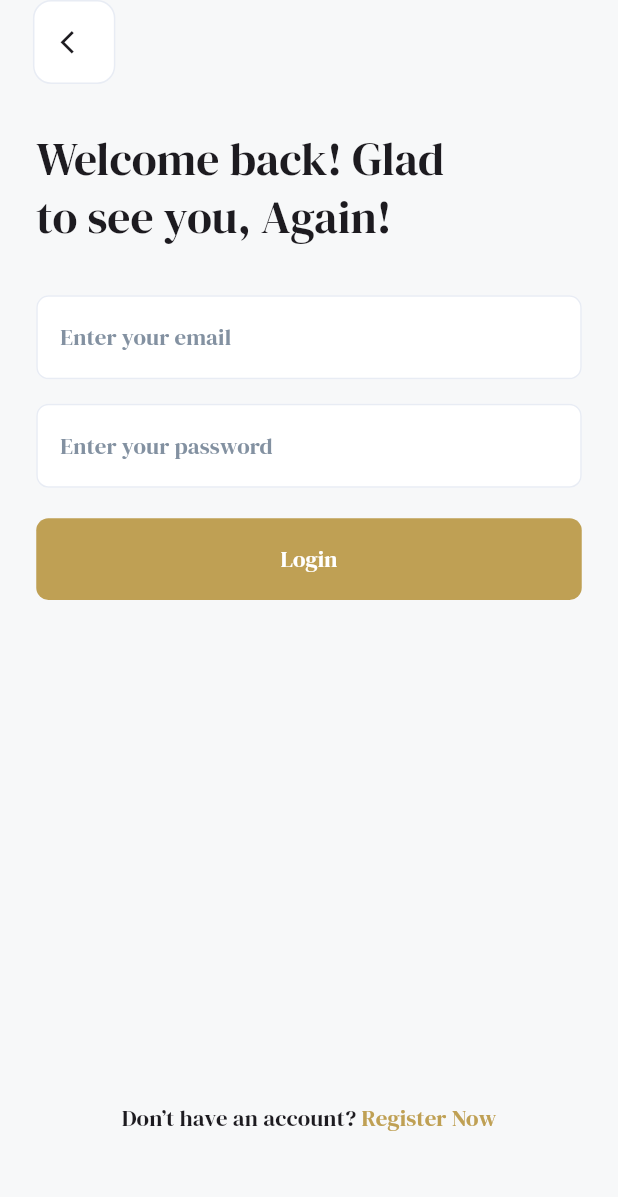
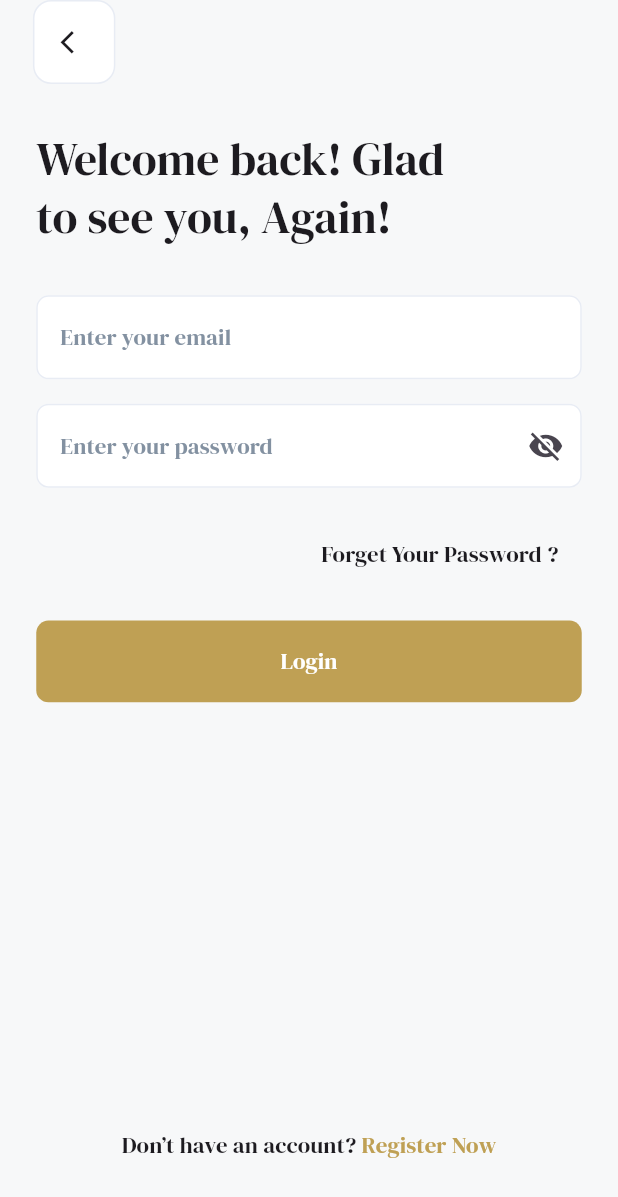
Before and after one commit to heba-rostom/bookia_app, a Flutter app: the screen it shows after launch, after a tap on "Login", on a phone screen of 412 x 824 dp. Shown: the top 1197 px of the screen. Run offline on Flutter 3.47's test engine with Material 3 defaults, Android fonts, the phone set to English and light mode, and no system bars; our stand-ins replace bloc, dio, easy_localization, flutter_bloc, flutter_native_splash, flutter_screenutil and 2 more; network calls fail.

Commit message:
routes to navigate,extentions,obsecure,login_repo and save token

```diff
--- a/assets/translations/ar.json
+++ b/assets/translations/ar.json
@@ -3,7 +3,7 @@
 
 "Welcome text":" احجز طلبك الأن !",
 "Dark Mode" : "الوضع الداكن",
-"Eglish Language":"اللغه الإنجليزيه",
+"Egnlish Language":"اللغه الإنجليزيه",
 "Login":"تسجيل الدخول",
 "Register":"إنشاء حساب",
 "Login Text 1":"أهلاً بعودتك! سعيدٌ بذلك",
@@ -18,7 +18,8 @@
 "Username":"اسم المستخدم",
 "Email":"إيميل",
 "Password":"الرقم السري",
-"Confirm password":"تأكيد كلمة المرور"
+"Confirm password":"تأكيد كلمة المرور",
+"Forget Password":"هل نسيت الرقم السري ؟ "
 
 
 
--- a/assets/translations/en.json
+++ b/assets/translations/en.json
@@ -3,7 +3,7 @@
 
 "Welcome text":" Order Your Book Now !",
 "Dark Mode" : "Dark Mode",
-"Eglish Language":"English Language",
+"Egnlish Language":"Egnlish Language",
 "Login":"Login",
 "Register":"Register",
 "Login Text 1":"Welcome back! Glad",
@@ -18,7 +18,8 @@
 "Username":"Username",
 "Email":"Email",
 "Password":"Password",
-"Confirm password":"Confirm password"
+"Confirm password":"Confirm password",
+"Forget Password":"Forget Your Password ? "
 
 
 }
--- a/lib/bookia_app.dart
+++ b/lib/bookia_app.dart
@@ -3,10 +3,12 @@ import 'package:flutter/material.dart';
 import 'package:flutter_bloc/flutter_bloc.dart';
 import 'package:project/core/cubit/cubit/theme_cubit.dart';
 import 'package:flutter_screenutil/flutter_screenutil.dart';
-import 'package:project/features/welcome/presentation/welcome_screen.dart';
+import 'package:project/core/routes/app_router.dart';
+import 'package:project/core/routes/routes.dart';
 
 class BookiaApp extends StatelessWidget {
-  const BookiaApp({super.key});
+  final String ?token;
+  const BookiaApp({super.key, required this.token});
   @override
   Widget build(BuildContext context) {
     return ScreenUtilInit(
@@ -24,7 +26,9 @@ class BookiaApp extends StatelessWidget {
                 locale: context.locale,
                 debugShowCheckedModeBanner: false,
                 theme:context.read<ThemeCubit>().appTheme,
-                home: WelcomeScreen(),
+                onGenerateRoute:AppRouter.onGenerateRoute,
+                initialRoute:token==null? Routes.welcomeScreen:Routes.homeScreen,
+
               );
             },
           ),
--- a/lib/core/custom_text_field.dart
+++ b/lib/core/custom_text_field.dart
@@ -2,17 +2,39 @@
 import 'package:easy_localization/easy_localization.dart';
 import 'package:flutter/material.dart';
 
-class CustomTextField extends StatelessWidget{
+class CustomTextField extends StatefulWidget{
   final String hintText ;
-  const CustomTextField({super.key,required this.hintText});
+  final TextInputType? keyboardType;
+  final bool isPassword;
+  final TextEditingController? controller;
+  const CustomTextField({super.key,required this.hintText,required this.keyboardType,this.isPassword=false,this.controller});
+
+  @override
+  State<CustomTextField> createState() => _CustomTextFieldState();
+}
+
+class _CustomTextFieldState extends State<CustomTextField> {
+  bool isObsecure =true;
   @override
   Widget build(BuildContext context) {
     return TextFormField(
+      controller:widget.controller,
+      keyboardType:widget.keyboardType ,
+      obscureText: widget.isPassword && isObsecure,
       onTapOutside: (v){
         FocusScope.of(context).unfocus();
       },
       decoration: InputDecoration(
-        hintText: hintText.tr(),
+        hintText: widget.hintText.tr(),
+        suffixIcon:widget.isPassword?InkWell(
+          onTap: (){
+            setState(() {
+              isObsecure=!isObsecure;
+            });
+          },
+          child:Icon(
+            isObsecure?
+            Icons.visibility_off:Icons.visibility)):null,
         hintStyle:Theme.of(context).textTheme.titleSmall?.copyWith(
           color: Color(0xff8391A1) ,
         ),
--- /dev/null
+++ b/lib/core/helper/extentions.dart
@@ -0,0 +1,36 @@
+
+import 'package:flutter/material.dart';
+import 'package:flutter_screenutil/flutter_screenutil.dart';
+
+
+extension Navigation on BuildContext{
+
+// ignore: strict_top_level_inference
+Future pushNamed(context, routes){
+return Navigator.pushNamed(this, routes);
+}
+void pop()=> Navigator.pop(this);
+
+
+Future<Object?> pushNamedAndRemoveUntil(String routes){
+return Navigator.pushNamedAndRemoveUntil(this,routes,(v)=>false);
+}
+}
+
+extension Paddingg on num {
+ EdgeInsets get padHorizontal{
+
+  return EdgeInsets.symmetric(horizontal:toDouble().w);
+}
+
+EdgeInsets get padVertical{
+
+  return EdgeInsets.symmetric(vertical:toDouble().h);
+}
+
+EdgeInsets get padAll{
+
+  return EdgeInsets.all(toDouble().r);
+}
+
+}
--- /dev/null
+++ b/lib/core/routes/app_router.dart
@@ -0,0 +1,53 @@
+
+import'package:flutter/material.dart';
+import 'package:flutter_bloc/flutter_bloc.dart';
+import 'package:project/core/routes/routes.dart';
+import 'package:project/features/home_screen/presentation/ui/home_screen.dart';
+import 'package:project/features/login_screen/presentation/cubit/cubit/login_cubit.dart';
+import 'package:project/features/login_screen/presentation/ui/login_screen.dart';
+import 'package:project/features/register_screen/presentation/ui/register_screen.dart';
+import 'package:project/features/welcome/presentation/welcome_screen.dart';
+
+class AppRouter {
+
+ static Route? onGenerateRoute (RouteSettings setting){
+
+  switch(setting.name){
+          case Routes.loginScreen:
+         return MaterialPageRoute(
+    builder: (context) => BlocProvider(
+    create: (context) => LoginCubit(),
+    child: const LoginScreen(),
+  ),
+);
+          case Routes.registerScreen:
+          return MaterialPageRoute(builder:(context)=>RegisterScreen());
+          case Routes.welcomeScreen:
+          return MaterialPageRoute(builder:(context)=>WelcomeScreen());
+          case Routes.homeScreen:
+          return MaterialPageRoute(builder:(context)=>HomeScreen());
+
+
+
+
+
+
+
+          default:
+          return MaterialPageRoute(builder:(context)=>Scaffold(
+            body: Column(
+              mainAxisAlignment: MainAxisAlignment.center,
+              children: [
+                Center(child: Text("404 Not Found",style:Theme.of(context).textTheme.titleMedium)),
+              ],
+            ),
+          ));
+ }
+}
+
+
+
+
+
+
+}
--- /dev/null
+++ b/lib/core/routes/routes.dart
@@ -0,0 +1,15 @@
+
+
+class Routes {
+
+static  const String loginScreen ="loginScreen";
+
+static  const String registerScreen ="registerScreen";
+
+static  const String welcomeScreen ="welcomeScreen";
+
+
+static  const String homeScreen ="homeScreen";
+
+
+}
--- a/lib/features/login/presentation/ui/login_screen.dart
+++ /dev/null
@@ -1,54 +0,0 @@
-import 'package:easy_localization/easy_localization.dart';
-import 'package:flutter/material.dart';
-import 'package:flutter_screenutil/flutter_screenutil.dart';
-import 'package:project/core/custom_text_field.dart';
-import 'package:project/core/theme/app_colors.dart';
-import 'package:project/core/widgets/app_button.dart';
-import 'package:project/core/widgets/custom_back_button.dart';
-import 'package:project/features/register_screen/presentation/ui/register_screen.dart';
-
-class LoginScreen extends StatelessWidget{
-  const LoginScreen({super.key});
-  @override
-  Widget build(BuildContext context) {
-   return Scaffold(
-    appBar: AppBar(
-      leading: CustomBackButton(),
-      leadingWidth: 70.w,
-    ),
-    body: Padding(
-      padding:EdgeInsets.symmetric(horizontal: 22.w),
-      child: Column(
-        crossAxisAlignment:CrossAxisAlignment.start,
-        children: [
-          SizedBox(height:30.h),
-          Text("Login Text 1".tr(),style:Theme.of(context).textTheme.titleLarge),
-          Text("Login Text 2".tr(),style:Theme.of(context).textTheme.titleLarge),
-          SizedBox(height:32.h),
-          CustomTextField(hintText: "Enter your email".tr()),
-          SizedBox(height:16.h),
-          CustomTextField(hintText: "Enter your password".tr()),
-          SizedBox(height:20.h),
-          AppButton(text: "Login".tr(),
-          onTap: (){
-            Navigator.push(context, MaterialPageRoute(builder: (context)=>RegisterScreen()));
-          }),
-          SizedBox(height:330.h),
-          Center(
-            child: RichText(text:TextSpan(
-            style:Theme.of(context).textTheme.titleSmall,
-            children: [
-            TextSpan(text: "Login Text 3".tr()),
-            TextSpan(text: "Login Text 4".tr(),style:Theme.of(context).textTheme.titleSmall?.copyWith(
-              color: AppColors.mainColor,
-            )),
-            ]
-            )
-            ),
-          )
-        ],
-      ),
-    ),
-   );
-  }
-}
--- /dev/null
+++ b/lib/features/login_screen/presentation/cubit/cubit/login_cubit.dart
@@ -0,0 +1,23 @@
+import 'package:bloc/bloc.dart';
+import 'package:meta/meta.dart';
+import 'package:project/features/login_screen/data/repo/login_repo.dart';
+
+part 'login_state.dart';
+
+class LoginCubit extends Cubit<LoginState> {
+  LoginCubit() : super(LoginInitial());
+
+  void login({required String email,required String password})async{
+    emit(LoginLoding());
+    // ignore: unused_local_variable
+    final response= await LoginRepo.login(email: email, password: password);
+
+if(response){
+  emit(LoginSuccess());
+}else{
+  emit(LoginError());
+}
+
+}
+
+}
--- /dev/null
+++ b/lib/features/login_screen/presentation/cubit/cubit/login_state.dart
@@ -0,0 +1,12 @@
+part of 'login_cubit.dart';
+
+@immutable
+sealed class LoginState {}
+
+final class LoginInitial extends LoginState {}
+
+final class LoginLoding extends LoginState {}
+
+final class LoginError extends LoginState {}
+
+final class LoginSuccess extends LoginState {}
--- /dev/null
+++ b/lib/features/login_screen/presentation/ui/login_screen.dart
@@ -0,0 +1,113 @@
+import 'package:easy_localization/easy_localization.dart';
+import 'package:flutter/material.dart';
+import 'package:flutter_bloc/flutter_bloc.dart';
+import 'package:flutter_screenutil/flutter_screenutil.dart';
+import 'package:project/core/custom_text_field.dart';
+import 'package:project/core/helper/app_dialog.dart';
+import 'package:project/core/helper/extentions.dart';
+import 'package:project/core/routes/routes.dart';
+import 'package:project/core/theme/app_colors.dart';
+import 'package:project/core/widgets/app_button.dart';
+import 'package:project/core/widgets/custom_back_button.dart';
+import 'package:project/features/login_screen/presentation/cubit/cubit/login_cubit.dart';
+
+class LoginScreen extends StatefulWidget {
+  const LoginScreen({super.key});
+
+  @override
+  State<LoginScreen> createState() => _LoginScreenState();
+}
+
+class _LoginScreenState extends State<LoginScreen> {
+  var emailController =TextEditingController();
+  var passwordController =TextEditingController();
+
+  @override void dispose() {
+   emailController.dispose();
+   passwordController.dispose();
+    super.dispose();
+  }
+  @override
+  Widget build(BuildContext context) {
+    return Scaffold(
+      appBar: AppBar(leading: CustomBackButton(), leadingWidth: 70.w),
+      body: BlocListener<LoginCubit,LoginState>(
+        listener: (context, state) {
+         if(state is LoginLoding){
+          AppDialog.lodingDialog(context);
+         }else if(state is LoginSuccess){
+          context.pushNamedAndRemoveUntil(Routes.homeScreen);
+         }else{
+          context.pop();
+          AppDialog.errorDialog(context);
+         }
+        },
+        child: Padding(
+          padding: 22.padHorizontal,
+          child: SingleChildScrollView(
+            child: Column(
+              crossAxisAlignment: CrossAxisAlignment.start,
+              children: [
+                30.verticalSpace,
+                Text(
+                  "Login Text 1".tr(),
+                  style: Theme.of(context).textTheme.titleLarge,
+                ),
+                Text(
+                  "Login Text 2".tr(),
+                  style: Theme.of(context).textTheme.titleLarge,
+                ),
+                32.verticalSpace,
+                CustomTextField(
+                  controller:emailController ,
+                  hintText: "Enter your email".tr(),
+                  keyboardType: TextInputType.emailAddress,
+                ),
+                16.verticalSpace,
+                CustomTextField(
+                  controller:passwordController ,
+                  hintText: "Enter your password".tr(),
+                  keyboardType: TextInputType.visiblePassword,
+                  isPassword: true,
+                ),
+                20.verticalSpace,
+                Align(
+                  alignment: AlignmentGeometry.bottomEnd,
+                  child: TextButton(
+                    onPressed: () {},
+                    child: Text(
+                      "Forget Password".tr(),
+                      style: Theme.of(context).textTheme.titleSmall,
+                    ),
+                  ),
+                ),
+                20.verticalSpace,
+                AppButton(text: "Login".tr(),
+                 onTap: () {
+                 context.read<LoginCubit>().login(email: emailController.text, password: passwordController.text);
+
+                 }),
+                280.verticalSpace,
+                Center(
+                  child: RichText(
+                    text: TextSpan(
+                      style: Theme.of(context).textTheme.titleSmall,
+                      children: [
+                        TextSpan(text: "Login Text 3".tr()),
+                        TextSpan(
+                          text: "Login Text 4".tr(),
+                          style: Theme.of(context).textTheme.titleSmall
+                              ?.copyWith(color: AppColors.mainColor),
+                        ),
+                      ],
+                    ),
+                  ),
+                ),
+              ],
+            ),
+          ),
+        ),
+      ),
+    );
+  }
+}
--- a/lib/features/welcome/presentation/welcome_screen.dart
+++ b/lib/features/welcome/presentation/welcome_screen.dart
@@ -2,9 +2,10 @@
 import 'package:easy_localization/easy_localization.dart';
 import'package:flutter/material.dart';
 import 'package:flutter_screenutil/flutter_screenutil.dart';
+import 'package:project/core/helper/extentions.dart';
+import 'package:project/core/routes/routes.dart';
 import 'package:project/core/theme/app_colors.dart';
 import 'package:project/core/widgets/app_button.dart';
-import 'package:project/features/login/presentation/ui/login_screen.dart';
 import 'package:project/features/welcome/presentation/widgets/welcome_setting.dart';
 import 'package:project/gen/assets.gen.dart';
 
@@ -17,24 +18,29 @@ class WelcomeScreen extends StatelessWidget{
         width: double.infinity,
         padding: EdgeInsets.all(16.r),
         decoration: BoxDecoration(
+
           image: DecorationImage(
             fit: BoxFit.cover,
             image:Assets.images.welcome2.image().image)
         ),
         child: Column(
           children: [
-            SizedBox(height:135.h),
+            135.verticalSpace,
             Assets.images.splashLogo.image(),
-            SizedBox(height:28.h),
+            28.verticalSpace,
             Text("Welcome text".tr(),style:Theme.of(context).textTheme.titleMedium),
-            SizedBox(height:28.h),
+            28.verticalSpace,
             WelcomeSetting(),
-            SizedBox(height:150.h),
+            150.verticalSpace,
                   AppButton(text: "Login".tr(),onTap: (){
-                    Navigator.push(context, MaterialPageRoute(builder:(context)=> LoginScreen()));
+                   context.pushNamed(context,Routes.loginScreen);
                   }),
-                  SizedBox(height:10.h),
-                  AppButton(text: "Register".tr(),backgroundColor:AppColors.backgroundLight)
+                  10.verticalSpace,
+                  AppButton(
+                    onTap: (){
+                      context.pushNamed(context,Routes.registerScreen);
+                    },
+                    text: "Register".tr(),backgroundColor:AppColors.backgroundLight)
           ],
         ),
       ),
--- a/lib/features/welcome/presentation/widgets/welcome_setting.dart
+++ b/lib/features/welcome/presentation/widgets/welcome_setting.dart
@@ -4,6 +4,7 @@ import'package:flutter/material.dart';
 import 'package:flutter_bloc/flutter_bloc.dart';
 import 'package:flutter_screenutil/flutter_screenutil.dart';
 import 'package:project/core/cubit/cubit/theme_cubit.dart';
+import 'package:project/core/helper/extentions.dart';
 import 'package:project/core/theme/app_theme.dart';
 
 class WelcomeSetting extends StatelessWidget{
@@ -11,7 +12,7 @@ class WelcomeSetting extends StatelessWidget{
   @override
   Widget build(BuildContext context) {
     return Container(
-              padding: EdgeInsets.all(16.r),
+              padding:16.padAll,
               decoration: BoxDecoration(
                 borderRadius: BorderRadius.circular(16 .r),
                 color: Colors.black.withValues(alpha:.3),
@@ -28,11 +29,11 @@ class WelcomeSetting extends StatelessWidget{
                       }),
                     ],
                   ),
-                  SizedBox(height:20.h),
+                  20.verticalSpace,
                   Row(
                     mainAxisAlignment:MainAxisAlignment.spaceBetween,
                     children: [
-                      Text("Eglish Language".tr(),style:Theme.of(context).textTheme.titleMedium),
+                      Text("Egnlish Language".tr(),style:Theme.of(context).textTheme.titleMedium),
                       Switch(value:context.locale.languageCode=='en',
                        onChanged:(v){
                         if(context.locale.languageCode=='ar'){
--- a/lib/main.dart
+++ b/lib/main.dart
@@ -2,9 +2,13 @@ import 'package:flutter/material.dart';
 import 'package:project/bookia_app.dart';
 import 'package:easy_localization/easy_localization.dart';
 import 'package:flutter_native_splash/flutter_native_splash.dart';
+import 'package:project/core/helper/app_constant.dart';
+import 'package:shared_preferences/shared_preferences.dart';
 void main()async{
   WidgetsFlutterBinding.ensureInitialized();
   await EasyLocalization.ensureInitialized();
+  final SharedPreferences prefs = await SharedPreferences.getInstance();
+  final String ?token = prefs.getString(AppConstant.userTokenKey);
   WidgetsBinding widgetsBinding = WidgetsFlutterBinding.ensureInitialized();
   FlutterNativeSplash.preserve(widgetsBinding: widgetsBinding);
   runApp(
@@ -12,7 +16,9 @@ void main()async{
       supportedLocales: [Locale('en'), Locale('ar')],
       path: 'assets/translations',
       fallbackLocale: Locale('en'),
-      child: BookiaApp(),
+      child: BookiaApp(
+        token: token,
+      ),
     ),
   );
 
--- a/pubspec.yaml
+++ b/pubspec.yaml
@@ -39,6 +39,9 @@ dependencies:
   flutter_native_splash: ^2.4.7
   flutter_gen: ^5.15.0
   flutter_bloc: ^9.1.1
+  dio: ^5.11.0
+  pretty_dio_logger: ^1.4.0
+  shared_preferences: ^2.5.5
 
 dev_dependencies:
   flutter_test:
```
Also changed, not shown: lib/core/helper/app_constant.dart (added, +11 -0 lines), lib/core/helper/app_dialog.dart (added, +23 -0 lines), lib/features/home_screen/presentation/ui/home_screen.dart (added, +10 -0 lines), lib/features/login_screen/data/repo/login_repo.dart (added, +64 -0 lines), lib/features/register_screen/presentation/ui/register_screen.dart (+25 -12 lines), pubspec.lock.
